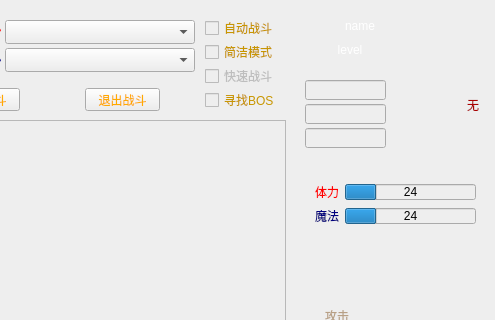
Qt form code/mirror/fight_fight.ui (simon0xia/mirror) before a commit; both pictures show x 315 to 810 and y 0 to 320 of the 810 by 580 pixel window.
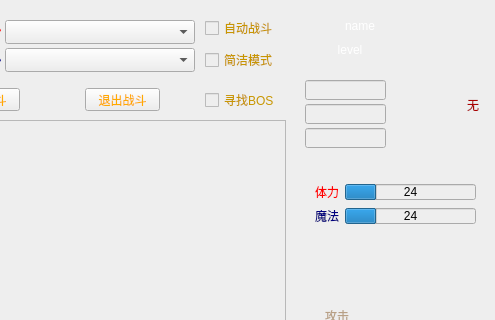
The same form after that commit. Icons and pictures are not drawn.

Commit message: 将属性点、装备从RoleInfo结构体中剥离，另定义为roleAddition,并根据影响修改对应加载/保存存档的代码;修正战斗界面不显示等于角色等级药品的bug;

The edit to the form file:
```diff
--- a/code/mirror/fight_fight.ui
+++ b/code/mirror/fight_fight.ui
@@ -139,7 +139,7 @@
    <property name="geometry">
     <rect>
      <x>520</x>
-     <y>40</y>
+     <y>48</y>
      <width>70</width>
      <height>24</height>
     </rect>
@@ -151,25 +151,6 @@
     <string>简洁模式</string>
    </property>
   </widget>
-  <widget class="QCheckBox" name="checkBox_quick">
-   <property name="enabled">
-    <bool>false</bool>
-   </property>
-   <property name="geometry">
-    <rect>
-     <x>520</x>
-     <y>64</y>
-     <width>70</width>
-     <height>24</height>
-    </rect>
-   </property>
-   <property name="styleSheet">
-    <string notr="true"/>
-   </property>
-   <property name="text">
-    <string>快速战斗</string>
-   </property>
-  </widget>
   <widget class="QLabel" name="label_role_head">
    <property name="geometry">
     <rect>
```
Left out of the diff: 1 changed line with no effect on the pictures. The commit also changes 12 other files.
